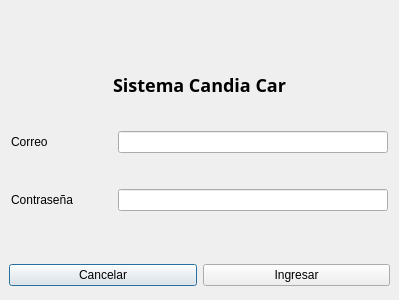
This is view/ModalLogin.ui in jhocepSan/deskopCandiaCar as Qt 5 draws it before an edit. The edited form follows.
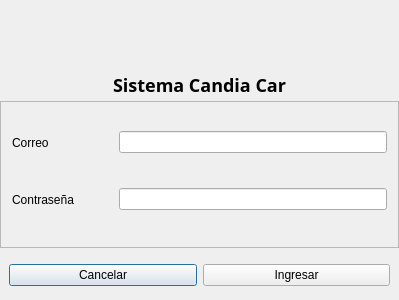
This is the edited form.

What changed in the file:
```diff
--- a/view/ModalLogin.ui
+++ b/view/ModalLogin.ui
@@ -98,7 +98,7 @@
       </font>
      </property>
      <property name="frameShape">
-      <enum>QFrame::NoFrame</enum>
+      <enum>QFrame::StyledPanel</enum>
      </property>
      <property name="frameShadow">
       <enum>QFrame::Raised</enum>
```
Left out of the diff: 2 changed lines with no effect on the pictures.
